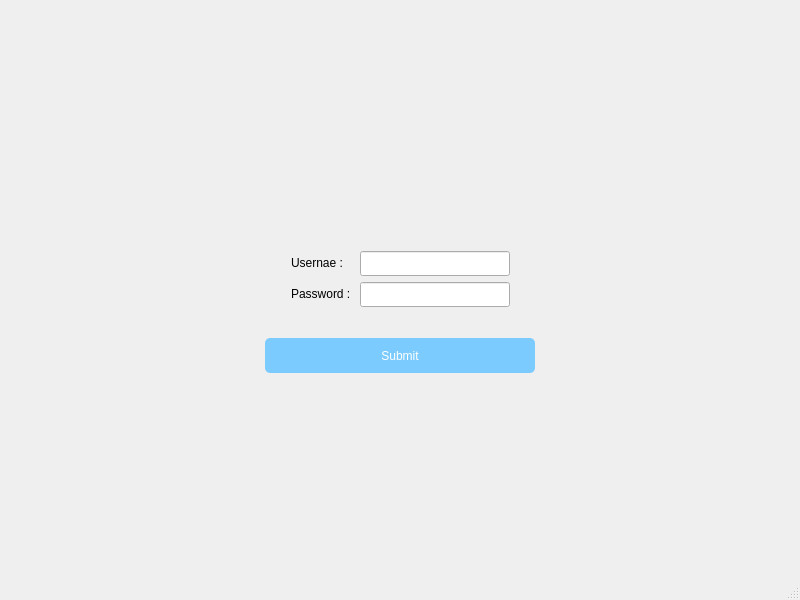
Before: the Qt Designer form mainwindow.ui in meteistar/Ch2, drawn with Qt 5.
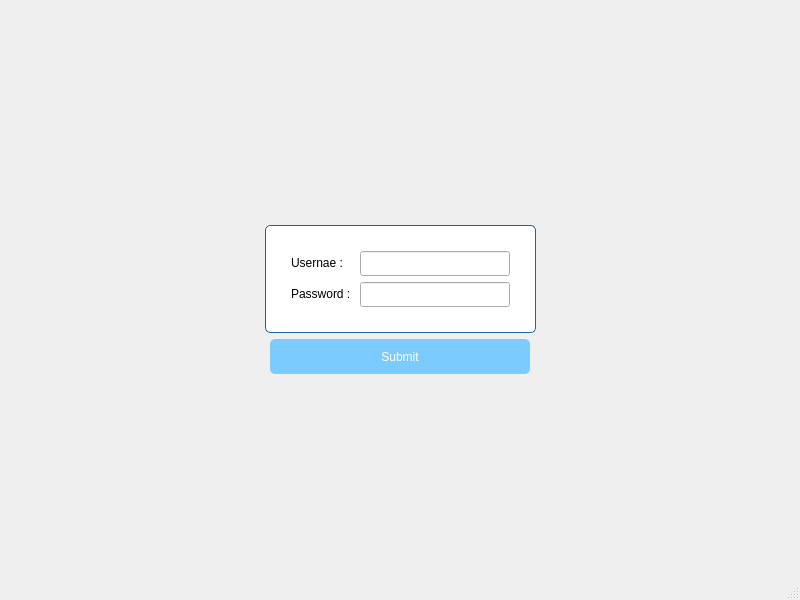
After: the same form once the commit is applied. Icons and pictures are not drawn.

What changed in the file:
```diff
--- a/mainwindow.ui
+++ b/mainwindow.ui
@@ -14,6 +14,11 @@
    <string>MainWindow</string>
   </property>
   <widget class="QWidget" name="centralwidget">
+   <property name="styleSheet">
+    <string notr="true">#centralwidget{
+border-image: url( :/login_bg.png);
+}</string>
+   </property>
    <layout class="QVBoxLayout" name="verticalLayout">
     <item>
      <spacer name="verticalSpacer">
@@ -47,6 +52,14 @@
        </spacer>
       </item>
       <item>
+       <widget class="QFrame" name="formFrame">
+        <property name="styleSheet">
+         <string notr="true">#formFrame{
+border: 1px solid rgb(24, 103, 155);
+border-radius: 5px;
+background-color: white;
+}</string>
+        </property>
        <layout class="QFormLayout" name="formLayout">
         <property name="leftMargin">
          <number>25</number>
@@ -95,6 +108,7 @@
          </widget>
         </item>
        </layout>
+       </widget>
       </item>
       <item>
        <spacer name="horizontalSpacer_4">
@@ -130,7 +144,7 @@
        <widget class="QPushButton" name="pushButton">
         <property name="minimumSize">
          <size>
-          <width>270</width>
+          <width>260</width>
           <height>35</height>
          </size>
         </property>
```
Lines whose indentation alone changed are shown as unchanged.
